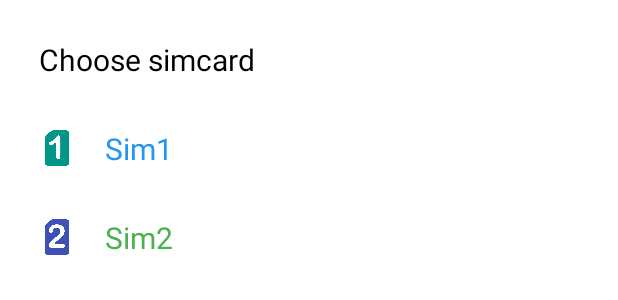
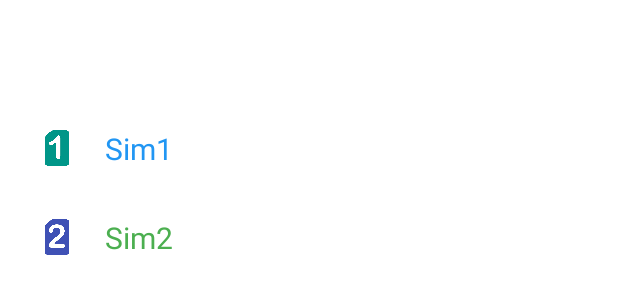
Before and after one commit to uztechie/SimCard, an Android app: the layout calling_dialog.xml on its own in the app's theme, with its tools: preview values and no code run, on a phone screen of 412 x 824 dp. Shown: the top 300 px of the screen. Run offline under Robolectric (Android 15) with nearby library versions, the phone set to English and light mode, and no system bars.

Commit message:
Update calling_dialog.xml

```diff
--- a/SimcardManager/src/main/res/layout/calling_dialog.xml
+++ b/SimcardManager/src/main/res/layout/calling_dialog.xml
@@ -12,7 +12,7 @@
         android:layout_margin="16dp"
         android:layout_width="match_parent"
         android:layout_height="wrap_content"
-        android:text="@string/sim_kartani_tanlang"
+        android:text=""
         android:textSize="20sp"
         android:textColor="@color/dark"/>
 
```
